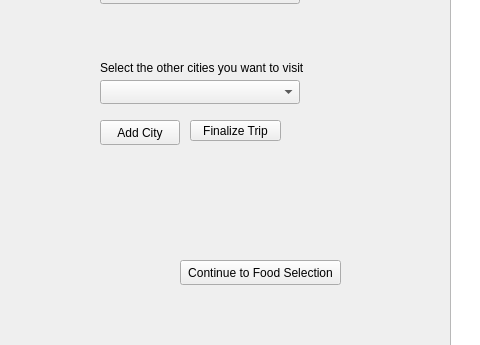
The window that qt/app/mainwindow.ui (kboniadi/European-Vacation-App) describes before a commit, drawn with Qt 5; both pictures show x 0 to 480 and y 240 to 585 of the 1200 by 800 pixel window.
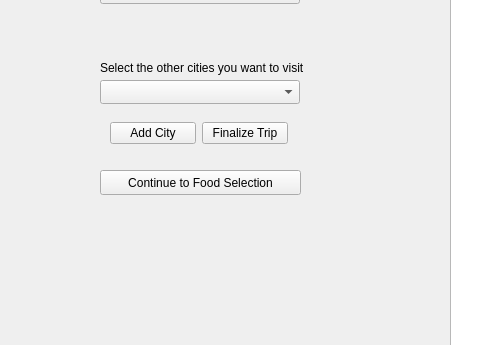
The same window after the commit. The open tabs and pages were chosen to show the change.

Commit message: table format changed

What changed in the file:
```diff
--- a/qt/app/mainwindow.ui
+++ b/qt/app/mainwindow.ui
@@ -401,9 +401,9 @@
      <widget class="QPushButton" name="pushButton_custom_continue">
       <property name="geometry">
        <rect>
-        <x>180</x>
-        <y>500</y>
-        <width>161</width>
+        <x>100</x>
+        <y>410</y>
+        <width>201</width>
         <height>25</height>
        </rect>
       </property>
@@ -439,7 +439,7 @@
        <rect>
         <x>100</x>
         <y>300</y>
-        <width>231</width>
+        <width>271</width>
         <height>16</height>
        </rect>
       </property>
@@ -457,19 +457,6 @@
        </rect>
       </property>
      </widget>
-     <widget class="QPushButton" name="pushButton_custom_add">
-      <property name="geometry">
-       <rect>
-        <x>100</x>
-        <y>360</y>
-        <width>80</width>
-        <height>25</height>
-       </rect>
-      </property>
-      <property name="text">
-       <string>Add City</string>
-      </property>
-     </widget>
      <widget class="QTableView" name="tableView">
       <property name="geometry">
        <rect>
@@ -480,19 +467,6 @@
        </rect>
       </property>
      </widget>
-     <widget class="QPushButton" name="pushButton_custom_finalize">
-      <property name="geometry">
-       <rect>
-        <x>190</x>
-        <y>360</y>
-        <width>91</width>
-        <height>21</height>
-       </rect>
-      </property>
-      <property name="text">
-       <string>Finalize Trip</string>
-      </property>
-     </widget>
      <widget class="QLabel" name="label_custom_distance">
       <property name="geometry">
        <rect>
@@ -506,6 +480,32 @@
        <string>Total Distance: </string>
       </property>
      </widget>
+     <widget class="QWidget" name="">
+      <property name="geometry">
+       <rect>
+        <x>110</x>
+        <y>360</y>
+        <width>178</width>
+        <height>27</height>
+       </rect>
+      </property>
+      <layout class="QHBoxLayout" name="horizontalLayout">
+       <item>
+        <widget class="QPushButton" name="pushButton_custom_add">
+         <property name="text">
+          <string>Add City</string>
+         </property>
+        </widget>
+       </item>
+       <item>
+        <widget class="QPushButton" name="pushButton_custom_finalize">
+         <property name="text">
+          <string>Finalize Trip</string>
+         </property>
+        </widget>
+       </item>
+      </layout>
+     </widget>
     </widget>
     <widget class="QWidget" name="page_purchase">
      <widget class="QLabel" name="label_purchase_title">
```
Left out of the diff: 2 changed lines with no effect on the pictures. The commit also changes 1 other file.
